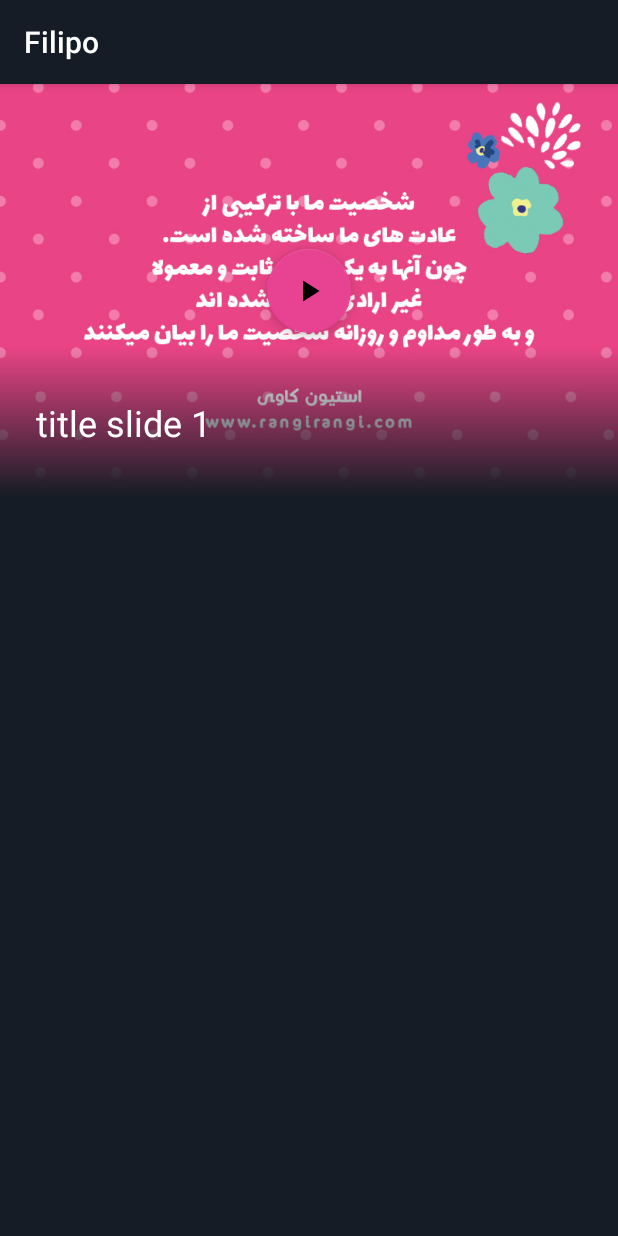
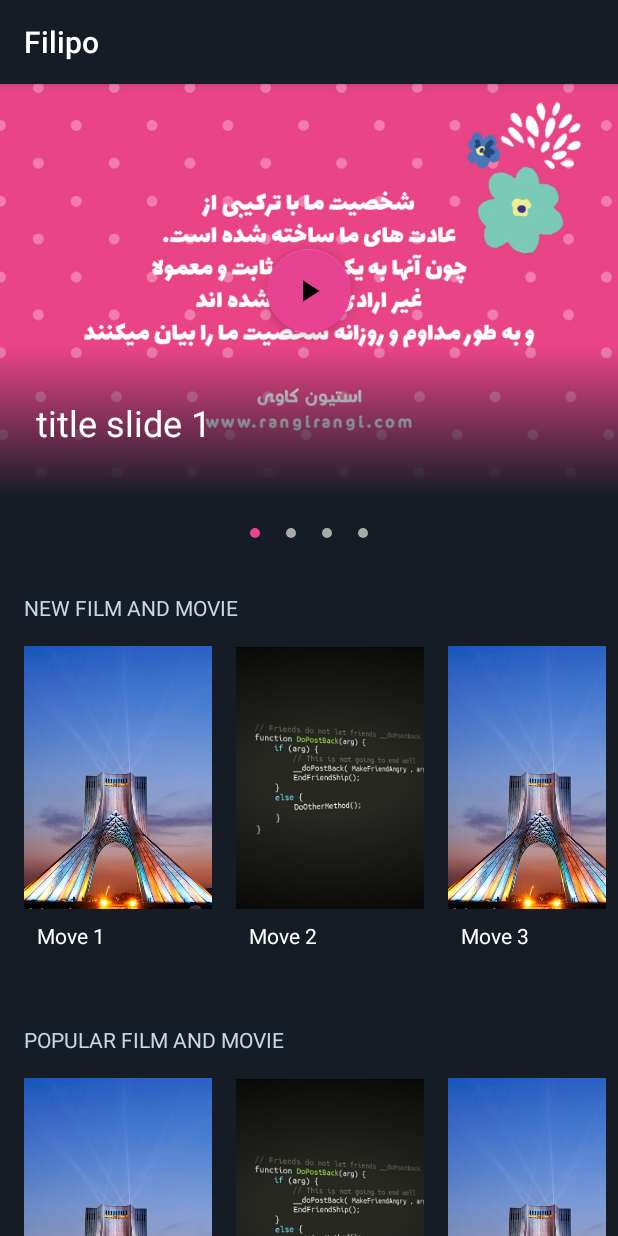
Before and after one commit to devmohammadi/Filipo_MoveApp, an Android app: the screen it shows after launch (HomeActivity), on a phone screen of 412 x 824 dp. Run offline under Robolectric (Android 15) with nearby library versions, the phone set to English and light mode, and no system bars.

Commit message:
Horizontal Movie List For New Film And Popular

```diff
--- a/app/build.gradle
+++ b/app/build.gradle
@@ -32,4 +32,9 @@ dependencies {
     androidTestImplementation 'androidx.test.ext:junit:1.1.1'
     androidTestImplementation 'androidx.test.espresso:espresso-core:3.2.0'
     implementation 'com.google.android.material:material:1.1.0'
+
+    //RecyclerView
+    implementation "androidx.recyclerview:recyclerview:1.1.0"
+    // For control over item selection of both touch and mouse driven selection
+    implementation "androidx.recyclerview:recyclerview-selection:1.1.0-rc01"
 }
--- a/app/src/main/java/com/example/filipo/HomeActivity.java
+++ b/app/src/main/java/com/example/filipo/HomeActivity.java
@@ -1,31 +1,94 @@
 package com.example.filipo;
 
 import androidx.appcompat.app.AppCompatActivity;
+import androidx.appcompat.widget.LinearLayoutCompat;
+import androidx.recyclerview.widget.LinearLayoutManager;
+import androidx.recyclerview.widget.RecyclerView;
 import androidx.viewpager.widget.ViewPager;
 
 import android.os.Bundle;
 
+import com.google.android.material.tabs.TabLayout;
+
 import java.util.ArrayList;
 import java.util.List;
+import java.util.Timer;
+import java.util.TimerTask;
 
 public class HomeActivity extends AppCompatActivity {
 
     private List<slide> slideList;
     private ViewPager sliderpager;
+    private TabLayout indicator;
+    private RecyclerView NewMoviesRV;
+    private RecyclerView PopularMoviesRV;
 
     @Override
     protected void onCreate(Bundle savedInstanceState) {
         super.onCreate(savedInstanceState);
         setContentView(R.layout.activity_home);
 
-        sliderpager =findViewById(R.id.slider_pager);
+        sliderpager = (ViewPager) findViewById(R.id.slider_pager);
+        indicator = (TabLayout) findViewById(R.id.indicator);
+        NewMoviesRV = (RecyclerView) findViewById(R.id.RV_movieNew);
+        PopularMoviesRV = (RecyclerView) findViewById(R.id.Rv_movePopular);
 
+        //Show four new movies
+        //get api rest image and title new film
         slideList = new ArrayList<>();
-        //get api rest image and title new film
         slideList.add(new slide(R.drawable.slide1, "title slide 1"));
         slideList.add(new slide(R.drawable.slide2, "title slide 2"));
+        slideList.add(new slide(R.drawable.slide3, "title slide 3"));
+        slideList.add(new slide(R.drawable.slide4, "title slide 4"));
+        SliderPagerAdapter adapter = new SliderPagerAdapter(this, slideList);
+        sliderpager.setAdapter(adapter);
 
-        SliderPagerAdapter adapter=new SliderPagerAdapter(this,slideList);
-        sliderpager.setAdapter(adapter);
+
+        //setup time for slider
+        Timer timer = new Timer();
+        timer.scheduleAtFixedRate(new HomeActivity.SliderTimer(), 4000, 6000);
+        indicator.setupWithViewPager(sliderpager, true);
+
+
+        //Recyclerview setup for new movie
+        List<Movie> lstMovieNew = new ArrayList<>();
+        lstMovieNew.add(new Movie("Move 1", R.drawable.movie1));
+        lstMovieNew.add(new Movie("Move 2", R.drawable.movie2));
+        lstMovieNew.add(new Movie("Move 3", R.drawable.movie1));
+        lstMovieNew.add(new Movie("Move 4", R.drawable.movie2));
+        lstMovieNew.add(new Movie("Move 5", R.drawable.movie1));
+
+        MovieAdapter movieAdapter = new MovieAdapter(this, lstMovieNew);
+        NewMoviesRV.setAdapter(movieAdapter);
+        NewMoviesRV.setLayoutManager(new LinearLayoutManager(this, LinearLayoutManager.HORIZONTAL, false));
+
+
+        //Recyclerview setup for popular movie
+        List<Movie> lstMoviePopular = new ArrayList<>();
+        lstMoviePopular.add(new Movie("Move 1", R.drawable.movie1));
+        lstMoviePopular.add(new Movie("Move 2", R.drawable.movie2));
+        lstMoviePopular.add(new Movie("Move 3", R.drawable.movie1));
+        lstMoviePopular.add(new Movie("Move 4", R.drawable.movie2));
+        lstMoviePopular.add(new Movie("Move 5", R.drawable.movie1));
+        new MovieAdapter(this, lstMoviePopular);
+        PopularMoviesRV.setAdapter(movieAdapter);
+        PopularMoviesRV.setLayoutManager(new LinearLayoutManager(this, LinearLayoutManager.HORIZONTAL, false));
+    }
+
+
+    class SliderTimer extends TimerTask {
+        //
+        @Override
+        public void run() {
+            HomeActivity.this.runOnUiThread(new Runnable() {
+                @Override
+                public void run() {
+                    if (sliderpager.getCurrentItem() < slideList.size() - 1) {
+                        sliderpager.setCurrentItem(sliderpager.getCurrentItem() + 1);
+                    } else
+                        sliderpager.setCurrentItem(0);
+                }
+            });
+        }
     }
 }
--- a/app/src/main/res/layout/activity_home.xml
+++ b/app/src/main/res/layout/activity_home.xml
@@ -9,9 +9,80 @@
 
     <androidx.viewpager.widget.ViewPager
         android:id="@+id/slider_pager"
-        android:layout_width="wrap_content"
+        android:layout_width="0dp"
         android:layout_height="275dp"
         app:layout_constraintEnd_toEndOf="parent"
+        app:layout_constraintHorizontal_bias="0.0"
         app:layout_constraintStart_toStartOf="parent"
-        app:layout_constraintTop_toTopOf="parent" />
+        app:layout_constraintTop_toTopOf="parent" >
+
+    </androidx.viewpager.widget.ViewPager>
+
+
+    <com.google.android.material.tabs.TabLayout
+        android:id="@+id/indicator"
+        app:tabGravity="center"
+        app:tabBackground="@drawable/indicator_selector"
+        app:tabIndicatorHeight="0dp"
+        android:layout_width="match_parent"
+        android:layout_height="wrap_content"
+        app:layout_constraintEnd_toEndOf="parent"
+        app:layout_constraintStart_toStartOf="parent"
+        app:layout_constraintTop_toBottomOf="@+id/slider_pager">
+    </com.google.android.material.tabs.TabLayout>
+
+    <TextView
+        android:id="@+id/tvNew"
+        android:layout_width="wrap_content"
+        android:layout_height="wrap_content"
+        android:layout_marginStart="16dp"
+        android:layout_marginTop="16dp"
+        android:layout_marginEnd="16dp"
+        android:text="new film and movie"
+        android:textAllCaps="true"
+        android:textColor="@color/colorTextLightBlue"
+        app:layout_constraintEnd_toEndOf="parent"
+        app:layout_constraintHorizontal_bias="0.0"
+        app:layout_constraintStart_toStartOf="parent"
+        app:layout_constraintTop_toBottomOf="@+id/indicator" />
+
+    <androidx.recyclerview.widget.RecyclerView
+        android:id="@+id/RV_movieNew"
+        android:layout_width="match_parent"
+        android:layout_height="wrap_content"
+        android:layout_marginStart="16dp"
+        android:layout_marginTop="16dp"
+        android:layout_marginEnd="8dp"
+        app:layout_constraintEnd_toEndOf="parent"
+        app:layout_constraintStart_toStartOf="parent"
+        app:layout_constraintTop_toBottomOf="@+id/tvNew"
+        tools:ignore="MissingConstraints" />
+
+    <TextView
+        android:id="@+id/TvPopular"
+        android:layout_width="wrap_content"
+        android:layout_height="wrap_content"
+        android:layout_marginStart="16dp"
+        android:layout_marginTop="50dp"
+        android:layout_marginEnd="16dp"
+        android:text="popular film and movie"
+        android:textAllCaps="true"
+        android:textColor="@color/colorTextLightBlue"
+        app:layout_constraintEnd_toEndOf="parent"
+        app:layout_constraintHorizontal_bias="0.0"
+        app:layout_constraintStart_toStartOf="parent"
+        app:layout_constraintTop_toBottomOf="@+id/RV_movieNew" />
+
+    <androidx.recyclerview.widget.RecyclerView
+        android:id="@+id/Rv_movePopular"
+        android:layout_width="match_parent"
+        android:layout_height="wrap_content"
+        android:layout_marginStart="16dp"
+        android:layout_marginTop="16dp"
+        android:layout_marginEnd="8dp"
+        app:layout_constraintEnd_toEndOf="parent"
+        app:layout_constraintStart_toStartOf="parent"
+        app:layout_constraintTop_toBottomOf="@+id/TvPopular" />
+
+
 </androidx.constraintlayout.widget.ConstraintLayout>
--- a/app/src/main/res/values/colors.xml
+++ b/app/src/main/res/values/colors.xml
@@ -3,4 +3,5 @@
     <color name="colorPrimary">#151c25</color>
     <color name="colorPrimaryDark">#151c25</color>
     <color name="colorAccent">#e84393</color>
+    <color name="colorTextLightBlue">#c8d6e5</color>
 </resources>
```
